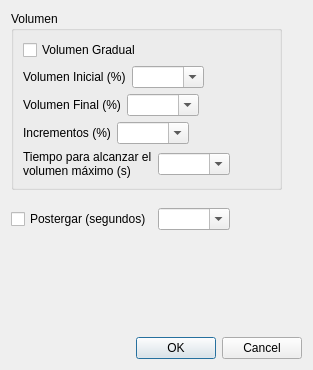
The window that options.ui (evgom/Alarma2) describes before a commit, drawn with Qt 5.
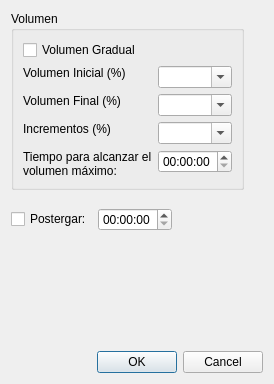
The same window after the commit.

Commit message: Implementado minutos y segundos para tiempo para máximo volumen y postergar alarma.

The edit to the form file:
```diff
--- a/options.ui
+++ b/options.ui
@@ -6,14 +6,17 @@
    <rect>
     <x>0</x>
     <y>0</y>
-    <width>313</width>
-    <height>370</height>
+    <width>274</width>
+    <height>384</height>
    </rect>
   </property>
   <property name="windowTitle">
    <string>Dialog</string>
   </property>
-  <layout class="QVBoxLayout" name="verticalLayout_2">
+  <layout class="QVBoxLayout" name="verticalLayout">
+   <item>
+    <layout class="QHBoxLayout" name="horizontalLayout_5"/>
+   </item>
    <item>
     <widget class="QGroupBox" name="groupBox">
      <property name="sizePolicy">
@@ -25,36 +28,18 @@
      <property name="title">
       <string>Volumen</string>
      </property>
-     <layout class="QVBoxLayout" name="verticalLayout">
-      <item>
-       <layout class="QHBoxLayout" name="horizontalLayout_8">
-        <item>
+     <layout class="QFormLayout" name="formLayout">
+      <property name="labelAlignment">
+       <set>Qt::AlignLeading|Qt::AlignLeft|Qt::AlignVCenter</set>
+      </property>
+      <item row="0" column="0" colspan="2">
          <widget class="QCheckBox" name="CHKvolGradual">
           <property name="text">
            <string>Volumen Gradual</string>
           </property>
          </widget>
         </item>
-        <item>
-         <spacer name="horizontalSpacer_7">
-          <property name="orientation">
-           <enum>Qt::Horizontal</enum>
-          </property>
-          <property name="sizeHint" stdset="0">
-           <size>
-            <width>40</width>
-            <height>20</height>
-           </size>
-          </property>
-         </spacer>
-        </item>
-       </layout>
-      </item>
-      <item>
-       <layout class="QGridLayout" name="gridLayout">
-        <item row="0" column="0">
-         <layout class="QHBoxLayout" name="horizontalLayout_4">
-          <item>
+      <item row="1" column="0">
            <widget class="QLabel" name="label">
             <property name="sizePolicy">
              <sizepolicy hsizetype="Minimum" vsizetype="Fixed">
@@ -67,7 +52,7 @@
             </property>
            </widget>
           </item>
-          <item>
+      <item row="1" column="1">
            <widget class="QComboBox" name="CBvolIni">
             <property name="sizePolicy">
              <sizepolicy hsizetype="Minimum" vsizetype="Fixed">
@@ -80,27 +65,10 @@
             </property>
            </widget>
           </item>
-          <item>
-           <spacer name="horizontalSpacer_2">
-            <property name="orientation">
-             <enum>Qt::Horizontal</enum>
-            </property>
-            <property name="sizeHint" stdset="0">
-             <size>
-              <width>40</width>
-              <height>20</height>
-             </size>
-            </property>
-           </spacer>
-          </item>
-         </layout>
-        </item>
-        <item row="1" column="0">
-         <layout class="QHBoxLayout" name="horizontalLayout_5">
-          <item>
+      <item row="3" column="0">
            <widget class="QLabel" name="label_2">
             <property name="sizePolicy">
-             <sizepolicy hsizetype="Minimum" vsizetype="Preferred">
+         <sizepolicy hsizetype="Minimum" vsizetype="Fixed">
               <horstretch>0</horstretch>
               <verstretch>0</verstretch>
              </sizepolicy>
@@ -110,7 +78,7 @@
             </property>
            </widget>
           </item>
-          <item>
+      <item row="3" column="1">
            <widget class="QComboBox" name="CBvolFin">
             <property name="sizePolicy">
              <sizepolicy hsizetype="Minimum" vsizetype="Fixed">
@@ -123,24 +91,7 @@
             </property>
            </widget>
           </item>
-          <item>
-           <spacer name="horizontalSpacer_3">
-            <property name="orientation">
-             <enum>Qt::Horizontal</enum>
-            </property>
-            <property name="sizeHint" stdset="0">
-             <size>
-              <width>40</width>
-              <height>20</height>
-             </size>
-            </property>
-           </spacer>
-          </item>
-         </layout>
-        </item>
-        <item row="2" column="0">
-         <layout class="QHBoxLayout" name="horizontalLayout_3">
-          <item>
+      <item row="5" column="0">
            <widget class="QLabel" name="label_3">
             <property name="sizePolicy">
              <sizepolicy hsizetype="Minimum" vsizetype="Fixed">
@@ -153,7 +104,7 @@
             </property>
            </widget>
           </item>
-          <item>
+      <item row="5" column="1">
            <widget class="QComboBox" name="CBvolInc">
             <property name="sizePolicy">
              <sizepolicy hsizetype="Minimum" vsizetype="Fixed">
@@ -166,24 +117,7 @@
             </property>
            </widget>
           </item>
-          <item>
-           <spacer name="horizontalSpacer_4">
-            <property name="orientation">
-             <enum>Qt::Horizontal</enum>
-            </property>
-            <property name="sizeHint" stdset="0">
-             <size>
-              <width>40</width>
-              <height>20</height>
-             </size>
-            </property>
-           </spacer>
-          </item>
-         </layout>
-        </item>
-        <item row="3" column="0">
-         <layout class="QHBoxLayout" name="horizontalLayout_2">
-          <item>
+      <item row="6" column="0">
            <widget class="QLabel" name="label_4">
             <property name="sizePolicy">
              <sizepolicy hsizetype="Minimum" vsizetype="Fixed">
@@ -192,42 +126,15 @@
              </sizepolicy>
             </property>
             <property name="text">
-             <string>Tiempo para alcanzar el volumen máximo (s)</string>
+         <string>Tiempo para alcanzar el volumen máximo:</string>
             </property>
             <property name="wordWrap">
              <bool>true</bool>
             </property>
            </widget>
           </item>
-          <item>
-           <widget class="QComboBox" name="CBtimeMaxVol">
-            <property name="sizePolicy">
-             <sizepolicy hsizetype="Minimum" vsizetype="Fixed">
-              <horstretch>0</horstretch>
-              <verstretch>0</verstretch>
-             </sizepolicy>
-            </property>
-            <property name="editable">
-             <bool>true</bool>
-            </property>
-           </widget>
-          </item>
-          <item>
-           <spacer name="horizontalSpacer_5">
-            <property name="orientation">
-             <enum>Qt::Horizontal</enum>
-            </property>
-            <property name="sizeHint" stdset="0">
-             <size>
-              <width>40</width>
-              <height>20</height>
-             </size>
-            </property>
-           </spacer>
-          </item>
-         </layout>
-        </item>
-       </layout>
+      <item row="6" column="1">
+       <widget class="QTimeEdit" name="TEtimeMaxVol"/>
       </item>
      </layout>
     </widget>
@@ -253,22 +160,12 @@
      <item>
       <widget class="QCheckBox" name="CHKSleep">
        <property name="text">
-        <string>Postergar (segundos)</string>
+        <string>Postergar:</string>
        </property>
       </widget>
      </item>
      <item>
-      <widget class="QComboBox" name="CBtimeSleep">
-       <property name="sizePolicy">
-        <sizepolicy hsizetype="Minimum" vsizetype="Fixed">
-         <horstretch>0</horstretch>
-         <verstretch>0</verstretch>
-        </sizepolicy>
-       </property>
-       <property name="editable">
-        <bool>true</bool>
-       </property>
-      </widget>
+      <widget class="QTimeEdit" name="TEtimeSleep"/>
      </item>
      <item>
       <spacer name="horizontalSpacer">
```
Left out of the diff: 8 changed lines with no effect on the pictures. Lines whose indentation alone changed are shown as unchanged. The commit also changes 2 other files.
